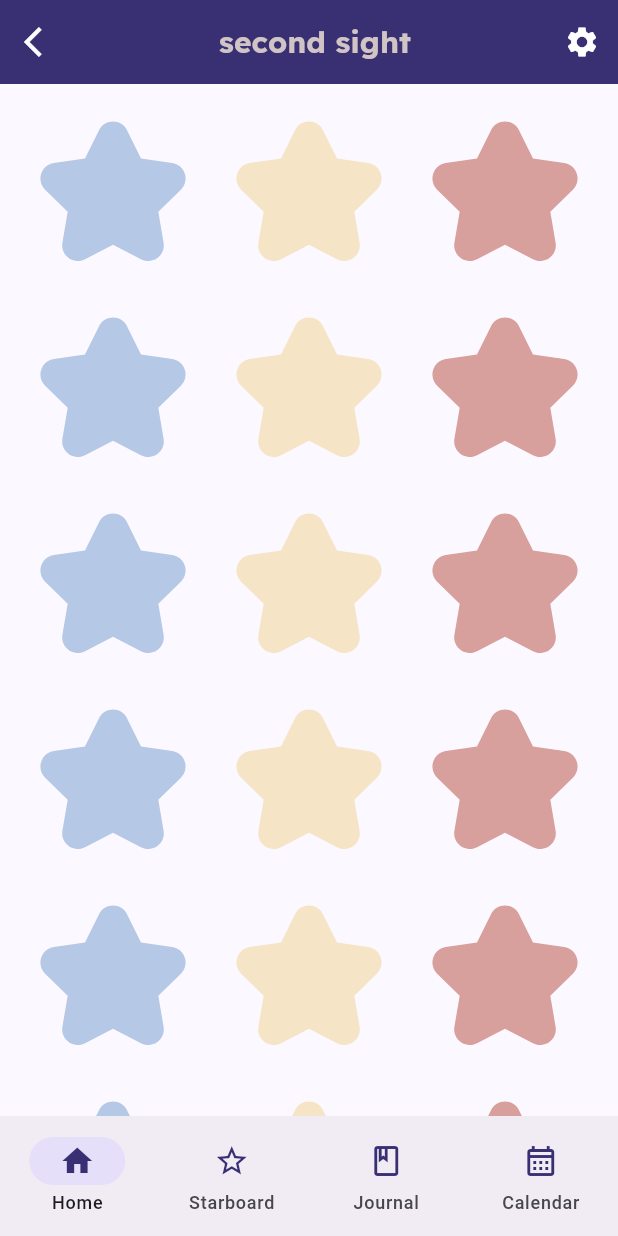
After one commit to SecondSightapp/mobile, a Flutter app: the screen it shows after launch, after a tap on "view more...", on a phone screen of 412 x 824 dp. The commit adds this screen. Run offline on Flutter 3.47's test engine with Material 3 defaults, Android fonts, the phone set to English and light mode, and no system bars; our stand-ins replace google_fonts, google_sign_in.

Commit message:
Added mood picker page

```diff
--- a/lib/main.dart
+++ b/lib/main.dart
@@ -1,7 +1,7 @@
 import 'package:flutter/material.dart';
+import 'package:secondsight/src/ui/components/star.dart';
 import 'package:secondsight/src/ui/screens/home.dart';
-import 'package:secondsight/src/ui/screens/login.dart';
-import 'package:google_fonts/google_fonts.dart';
+import 'package:secondsight/src/ui/screens/mood_picker.dart';
 
 void main() {
   runApp(const MyApp());
--- a/lib/src/ui/screens/home.dart
+++ b/lib/src/ui/screens/home.dart
@@ -1,9 +1,11 @@
 import 'package:flutter/material.dart';
 import 'package:google_fonts/google_fonts.dart';
 import 'package:secondsight/src/ui/components/journal_card.dart';
+import 'package:secondsight/src/ui/screens/mood_picker.dart';
 import '../components/navbar.dart';
 import '../themes/source_colors.dart';
 import '../components/star.dart';
+import '../components/calendar.dart';
 
 // the list of journal cards
 const journalCards = [
@@ -111,7 +113,7 @@ class HomePageBody extends StatelessWidget {
           ),
           // stars that the user can click on to choose a mood
           SizedBox(
-            height: MediaQuery.of(context).size.height * 0.15,
+            height: MediaQuery.of(context).size.height * 0.175,
             child: Column(
               children: [
                 // display top 3 moods
@@ -126,9 +128,16 @@ class HomePageBody extends StatelessWidget {
                 ),
                 // "view more" button to view all moods
                 Padding(
-                  padding: const EdgeInsets.only(right: 50.0, top: 8.0),
+                  padding: EdgeInsets.only(right: MediaQuery.of(context).size.width * 0.075),
                   child: Align(
                     alignment: Alignment.centerRight,
+                    child: TextButton(
+                      onPressed: () {
+                        Navigator.push(
+                          context,
+                          MaterialPageRoute(builder: (context) => const MoodPicker()),
+                        );
+                      },
                       child: Text(
                         'view more...',
                         style: GoogleFonts.lexend(
@@ -141,6 +150,7 @@ class HomePageBody extends StatelessWidget {
                       ),
                     ),
                   ),
+                ),
               ],
             ),
           ),
@@ -148,7 +158,7 @@ class HomePageBody extends StatelessWidget {
           SizedBox(
             height: MediaQuery.of(context).size.height * 0.175,
             child: Padding(
-              padding: const EdgeInsets.all(12.0),
+              padding: const EdgeInsets.only(left: 20.0, right: 20.0, bottom: 8.0),
               child: Container(
                 decoration: const BoxDecoration(
                   color: Colors.white,
@@ -159,6 +169,7 @@ class HomePageBody extends StatelessWidget {
                     ),
                   ],
                 ),
+                // child: const Calendar(),
               ),
             )
           ),
--- /dev/null
+++ b/lib/src/ui/screens/mood_picker.dart
@@ -0,0 +1,105 @@
+import "package:flutter/material.dart";
+import "package:google_fonts/google_fonts.dart";
+import '../themes/source_colors.dart';
+import '../components/navbar.dart';
+import '../components/star.dart';
+
+const stars = [
+  Star(color: Color.fromRGBO(181, 200, 229, 1)),
+  Star(color: Color.fromRGBO(245, 229, 198, 1)),
+  Star(color: Color.fromRGBO(216, 160, 156, 1)),
+  Star(color: Color.fromRGBO(181, 200, 229, 1)),
+  Star(color: Color.fromRGBO(245, 229, 198, 1)),
+  Star(color: Color.fromRGBO(216, 160, 156, 1)),
+  Star(color: Color.fromRGBO(181, 200, 229, 1)),
+  Star(color: Color.fromRGBO(245, 229, 198, 1)),
+  Star(color: Color.fromRGBO(216, 160, 156, 1)),
+  Star(color: Color.fromRGBO(181, 200, 229, 1)),
+  Star(color: Color.fromRGBO(245, 229, 198, 1)),
+  Star(color: Color.fromRGBO(216, 160, 156, 1)),
+  Star(color: Color.fromRGBO(181, 200, 229, 1)),
+  Star(color: Color.fromRGBO(245, 229, 198, 1)),
+  Star(color: Color.fromRGBO(216, 160, 156, 1)),
+  Star(color: Color.fromRGBO(181, 200, 229, 1)),
+  Star(color: Color.fromRGBO(245, 229, 198, 1)),
+  Star(color: Color.fromRGBO(216, 160, 156, 1)),
+  Star(color: Color.fromRGBO(181, 200, 229, 1)),
+  Star(color: Color.fromRGBO(245, 229, 198, 1)),
+  Star(color: Color.fromRGBO(216, 160, 156, 1)),
+  Star(color: Color.fromRGBO(181, 200, 229, 1)),
+  Star(color: Color.fromRGBO(245, 229, 198, 1)),
+  Star(color: Color.fromRGBO(216, 160, 156, 1)),
+  Star(color: Color.fromRGBO(181, 200, 229, 1)),
+  Star(color: Color.fromRGBO(245, 229, 198, 1)),
+  Star(color: Color.fromRGBO(216, 160, 156, 1)),
+  Star(color: Color.fromRGBO(181, 200, 229, 1)),
+  Star(color: Color.fromRGBO(245, 229, 198, 1)),
+  Star(color: Color.fromRGBO(216, 160, 156, 1)),
+];
+
+class MoodPicker extends StatelessWidget {
+  const MoodPicker({super.key});
+
+  @override
+  Widget build(BuildContext context) {
+    return Scaffold(
+      // app bar with title and buttons for menu and settings
+      appBar: AppBar(
+        title: Center(
+          child: Text(
+            "second sight",
+            style: GoogleFonts.lexend(
+              textStyle: const TextStyle(
+                color: Color.fromRGBO(209, 196, 197, 1),
+                fontSize: 20,
+                fontWeight: FontWeight.w700,
+              ),
+            ),
+          ),
+        ),
+        elevation: 0,
+        backgroundColor: themePurple,
+        leading: IconButton(
+          icon: const Icon(
+            Icons.arrow_back_ios,
+            color: Colors.white,
+          ),
+          onPressed: () {
+            Navigator.pop(context);
+          },
+        ),
+        actions: [
+          IconButton(
+            icon: const Icon(
+              Icons.settings,
+              color: Colors.white,
+            ),
+            onPressed: () {
+              // open settings
+            }
+          ),
+        ],
+      ),
+      body: const MoodPickerBody(),
+      // navbar
+      bottomNavigationBar: NavBar(
+        selectedIndex: 0,
+      ),
+    );
+  }
+}
+
+class MoodPickerBody extends StatelessWidget {
+  const MoodPickerBody({super.key});
+
+  @override
+  Widget build(BuildContext context) {
+    return GridView.count(
+      crossAxisCount: 3,
+      crossAxisSpacing: 30.0,
+      mainAxisSpacing: 30.0,
+      padding: const EdgeInsets.all(25.0),
+      children: stars,
+    );
+  }
+}
```
Also changed, not shown: lib/src/ui/components/calendar.dart (added, +105 -0 lines), lib/src/ui/components/navbar.dart (line endings or trailing spaces). Lines whose indentation alone changed are shown as unchanged.
